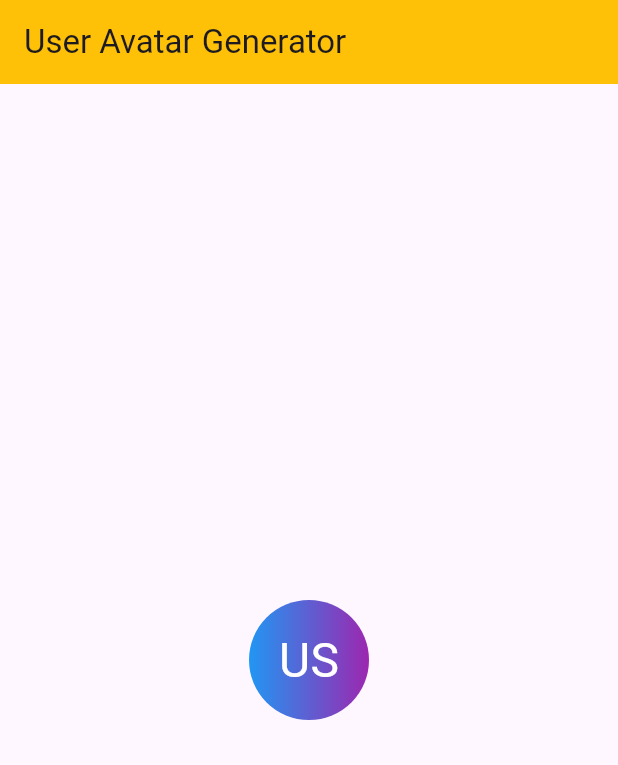
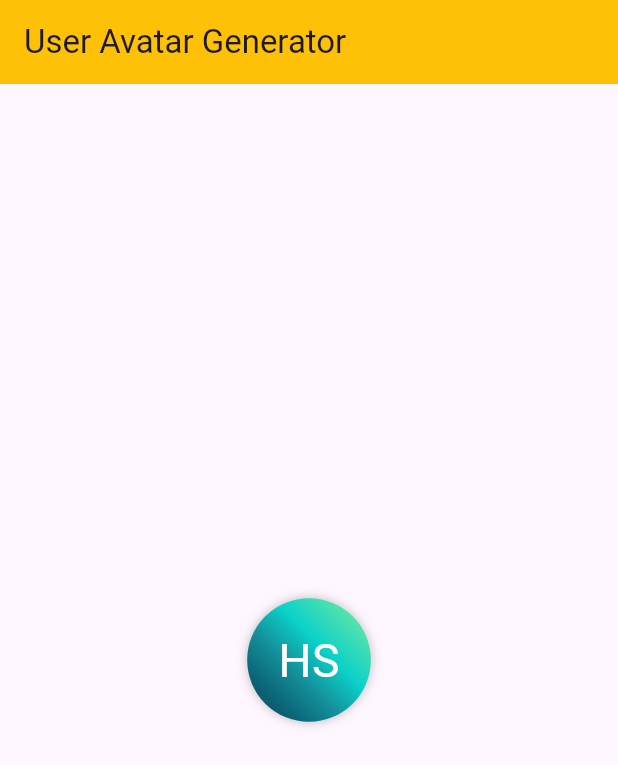
Before and after one commit to hashimsaffarini/User_Avatar_Generator, a Flutter app: the screen it shows after launch, on a phone screen of 412 x 824 dp. Shown: the top 765 px of the screen. Run offline on Flutter 3.47's test engine with Material 3 defaults, Android fonts, the phone set to English and light mode, and no system bars; our stand-ins replace google_fonts.

Commit message:
- edit in font size responsive - edit in background if it null - make back ground null variable - remove image from example - edit files and folder structers - add new export in the import file

```diff
--- a/example/lib/main.dart
+++ b/example/lib/main.dart
@@ -33,13 +33,11 @@ class HomePage extends StatelessWidget {
         children: [
           Center(
             child: UserAvatarGenerator(
-              text: 'United States of America',
-              fontStyle: AvatarFontStyles.font1,
-              avatarSize: 80,
+              text: 'hashim saffarini',
+              shortcutGenerationType: ShortcutGenerationType.initials,
               textStyle: TextStyle(
-                fontSize: 50,
+                color: Colors.white,
               ),
-              backgroundGradientEnum: AvatarBackgroundGradient.bluePurple,
             ),
           ),
         ],
--- a/lib/core/imports.dart
+++ b/lib/core/imports.dart
@@ -4,6 +4,6 @@ export 'package:user_avatar_generator/models/gradients_model.dart';
 
 export 'package:user_avatar_generator/models/fonts_model.dart';
 
-export 'package:user_avatar_generator/models/backgrounds_model.dart';
+export 'package:user_avatar_generator/user_avatar_generator.dart';
 
-export 'package:user_avatar_generator/user_avatar_generator.dart';
+export 'package:user_avatar_generator/models/shortcut_model.dart';
--- a/lib/models/backgrounds_model.dart
+++ /dev/null
@@ -1,5 +0,0 @@
-enum AvatarBackgroundStyle {
-  style1,
-  style2,
-  style3,
-}
--- a/lib/models/fonts_model.dart
+++ b/lib/models/fonts_model.dart
@@ -1,5 +1,8 @@
 enum AvatarFontStyles {
-  font1,
-  font2,
-  font3,
+  protestGuerrilla,
+  pacifico,
+  anton,
+  concertOne,
+  bangers,
+  chivo,
 }
--- a/lib/user_avatar_generator.dart
+++ b/lib/user_avatar_generator.dart
@@ -7,17 +7,17 @@ import 'package:user_avatar_generator/core/imports.dart';
 export 'package:user_avatar_generator/core/imports.dart';
 
 class UserAvatarGenerator extends StatelessWidget {
-  // Avatar appearance
+  /// [Avatar] appearance
   final double? avatarSize;
   final BoxShape avatarShape;
   final BorderRadius? borderRadius;
   final BoxBorder? border;
-  final Color backgroundColor;
-  final AvatarBackgroundGradient?
-      backgroundGradientEnum; // New: Enum for gradient
-  final String? backgroundImage;
+  final Color? backgroundColor;
+  final AvatarBackgroundGradient? avatarBackgroundGradient;
+  final ImageProvider? backgroundImage;
+  final List<BoxShadow>? boxShadow;
 
-  // Text appearance
+  /// [Text] appearance
   final String? initials;
   final String? text;
   final TextStyle? textStyle;
@@ -26,8 +26,11 @@ class UserAvatarGenerator extends StatelessWidget {
   final int numberOfCharacters;
   final AvatarFontStyles? fontStyle;
 
-  // Interaction
+  /// [Interaction]
   final void Function()? onTap;
+
+  /// [Shortcut] generation options
+  final ShortcutGenerationType shortcutGenerationType;
 
   const UserAvatarGenerator({
     super.key,
@@ -35,9 +38,10 @@ class UserAvatarGenerator extends StatelessWidget {
     this.avatarShape = BoxShape.circle,
     this.borderRadius,
     this.border,
-    this.backgroundColor = Colors.blue,
-    this.backgroundGradientEnum,
+    this.backgroundColor,
+    this.avatarBackgroundGradient,
     this.backgroundImage,
+    this.boxShadow,
     this.initials,
     this.text,
     this.textStyle,
@@ -46,27 +50,36 @@ class UserAvatarGenerator extends StatelessWidget {
     this.numberOfCharacters = 2,
     this.onTap,
     this.fontStyle,
+    this.shortcutGenerationType = ShortcutGenerationType.initials,
   });
 
   @override
   Widget build(BuildContext context) {
+    var size = MediaQuery.of(context).size;
+
     return GestureDetector(
       onTap: onTap,
-      child: Container(
-        width: avatarSize ?? MediaQuery.of(context).size.width * 0.2,
-        height: avatarSize ?? MediaQuery.of(context).size.height * 0.1,
+      child: AnimatedContainer(
+        duration: const Duration(milliseconds: 300),
+        width: avatarSize ?? size.width * 0.2,
+        height: avatarSize ?? size.height * 0.1,
         decoration: BoxDecoration(
           color: backgroundColor,
-          gradient:
-              backgroundGradientEnum?.gradient, // Use the enum to get gradient
+          gradient: avatarBackgroundGradient == null
+              ? AvatarBackgroundGradient.oceanDepths.gradient
+              : avatarBackgroundGradient?.gradient,
           shape: avatarShape,
           border: border,
+          boxShadow: boxShadow ??
+              [
+                const BoxShadow(
+                  blurRadius: 5,
+                  color: Colors.black26,
+                )
+              ],
           image: backgroundImage != null
               ? DecorationImage(
-                  image: AssetImage(
-                    backgroundImage!,
-                    package: 'user_avatar_generator',
-                  ),
+                  image: backgroundImage!,
                   fit: BoxFit.cover,
                 )
               : null,
@@ -75,7 +88,7 @@ class UserAvatarGenerator extends StatelessWidget {
           alignment: textAlignment,
           child: Text(
             _getText(),
-            style: _getTextStyle(),
+            style: _getTextStyle(size),
           ),
         ),
       ),
@@ -83,30 +96,59 @@ class UserAvatarGenerator extends StatelessWidget {
   }
 
   String _getText() {
-    return initials ?? _generateInitials(text ?? '');
+    if (initials != null) {
+      return initials!;
+    } else if (text != null) {
+      return generateTextBasedOnType(
+        text!,
+        shortcutGenerationType,
+        isUpperCase,
+      );
+    }
+    return '';
   }
 
-  String _generateInitials(String fullName) {
-    List<String> names = fullName.trim().split(RegExp(r'\s+'));
-    String initials = names.map((name) => name[0]).join();
-    return isUpperCase
-        ? initials.substring(0, numberOfCharacters).toUpperCase()
-        : initials.substring(0, numberOfCharacters).toLowerCase();
-  }
+  TextStyle _getTextStyle(Size size) {
+    double baseFontSize =
+        avatarSize != null ? avatarSize! * 0.4 : size.shortestSide * 0.075;
 
-  TextStyle _getTextStyle() {
+    TextStyle baseStyle = GoogleFonts.pacifico().copyWith(
+      fontSize: baseFontSize,
+      color: Colors.white,
+    );
+
     final fontStyles = {
-      AvatarFontStyles.font1: GoogleFonts.protestGuerrilla(),
-      AvatarFontStyles.font2: GoogleFonts.roboto(),
-      AvatarFontStyles.font3: GoogleFonts.robotoMono(),
+      AvatarFontStyles.protestGuerrilla: GoogleFonts.protestGuerrilla(),
+      AvatarFontStyles.pacifico: GoogleFonts.pacifico(),
+      AvatarFontStyles.anton: GoogleFonts.anton(),
+      AvatarFontStyles.concertOne: GoogleFonts.concertOne(),
+      AvatarFontStyles.bangers: GoogleFonts.bangers(),
+      AvatarFontStyles.chivo: GoogleFonts.chivo(),
     };
 
-    return (textStyle ??
-            fontStyles[fontStyle] ??
-            GoogleFonts.roboto().copyWith(fontSize: avatarSize ?? 20.0))
-        .copyWith(
-      fontSize: avatarSize != null ? avatarSize! * 0.4 : 20.0,
-      color: textStyle?.color ?? Colors.white,
-    );
+    if (textStyle != null && fontStyle != null) {
+      return textStyle!.merge(
+        fontStyles[fontStyle]!.copyWith(
+          fontSize: textStyle!.fontSize ?? baseFontSize,
+          color: textStyle!.color ?? Colors.white,
+        ),
+      );
+    }
+
+    if (textStyle != null) {
+      return textStyle!.copyWith(
+        fontSize: textStyle!.fontSize ?? baseFontSize,
+        color: textStyle!.color ?? Colors.white,
+      );
+    }
+
+    if (fontStyle != null) {
+      return fontStyles[fontStyle]!.copyWith(
+        fontSize: baseFontSize,
+        color: Colors.white,
+      );
+    }
+
+    return baseStyle;
   }
 }
```
Also changed, not shown: lib/models/gradients_model.dart (+78 -13 lines), lib/models/shortcut_model.dart (added, +119 -0 lines), example/flutter_01.png (deleted).
